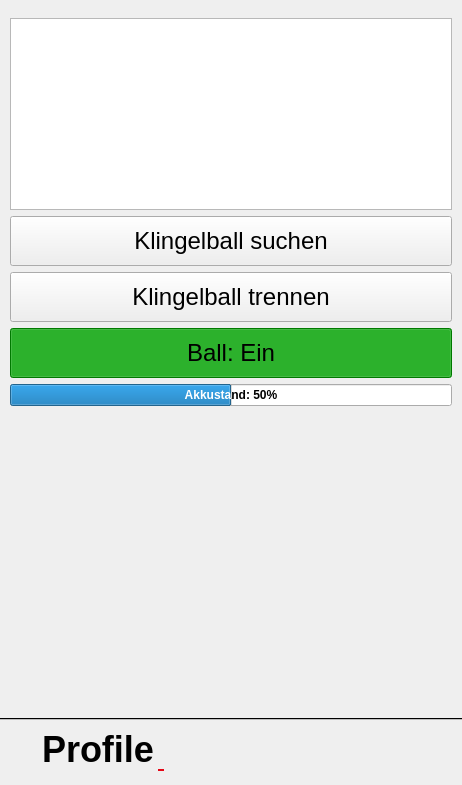
First picture: the form in klingelballui.ui, repository Sammasas/Klingelball-App, before the edit.
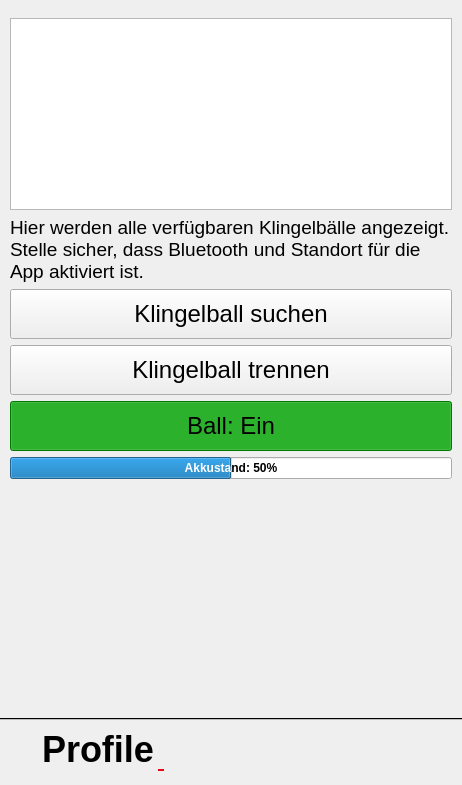
Second picture: the form after the edit. The open tabs and pages were chosen to show the change. Icons and pictures are not drawn.

Commit message:
Removed search Klingelball button
(currently not working)

```diff
--- a/klingelballui.ui
+++ b/klingelballui.ui
@@ -2129,6 +2129,21 @@
           </property>
          </widget>
         </item>
+        <item>
+         <widget class="QLabel" name="label">
+          <property name="font">
+           <font>
+            <pointsize>14</pointsize>
+           </font>
+          </property>
+          <property name="text">
+           <string>Hier werden alle verfügbaren Klingelbälle angezeigt. Stelle sicher, dass Bluetooth und Standort für die App aktiviert ist. </string>
+          </property>
+          <property name="wordWrap">
+           <bool>true</bool>
+          </property>
+         </widget>
+        </item>
         <item>
          <widget class="QPushButton" name="searchKlingelball">
           <property name="minimumSize">
```
Left out of the diff: 18 changed lines with no effect on the pictures. The commit also changes 5 other files.
